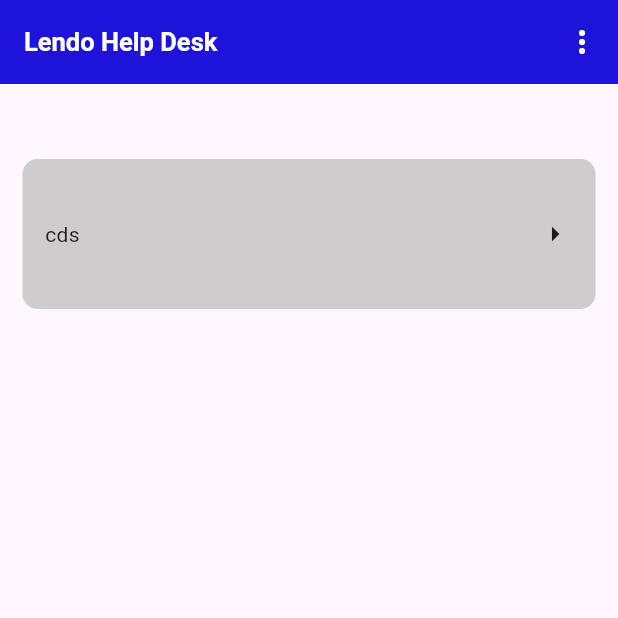
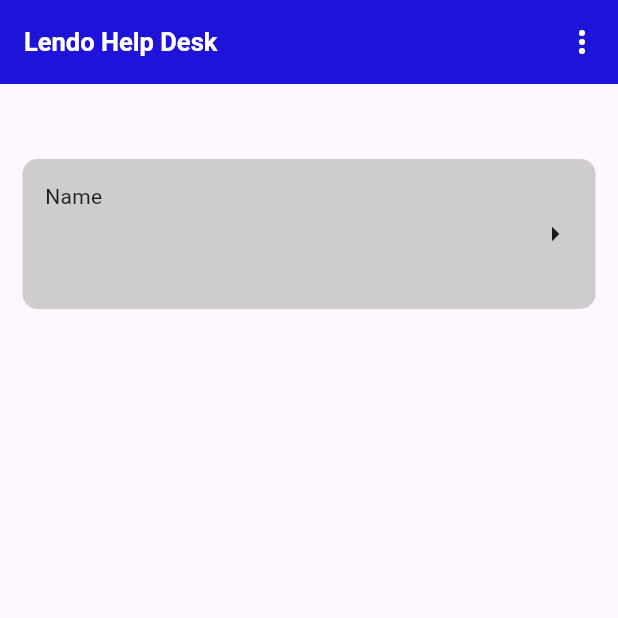
Before and after one commit to AthiraaAthi/Lendo_Admin_App, a Flutter app: the screen it shows after launch, on a phone screen of 412 x 824 dp, the top half of it. Run offline on Flutter 3.47's test engine with Material 3 defaults, Android fonts, the phone set to English and light mode, and no system bars.

Commit message:
refactored home screen row to include a column with text for improved layout

```diff
--- a/lib/view/home/home.dart
+++ b/lib/view/home/home.dart
@@ -88,7 +88,14 @@ class HomeScreen extends StatelessWidget {
               ),
               child: Row(
                 mainAxisAlignment: MainAxisAlignment.spaceBetween,
-                children: [Text("cds"), Icon(Icons.arrow_right)],
+                children: [
+                  Column(
+                    children: [
+                      Text("Name"),
+                    ],
+                  ),
+                  Icon(Icons.arrow_right)
+                ],
               ),
             )
           ],
```
